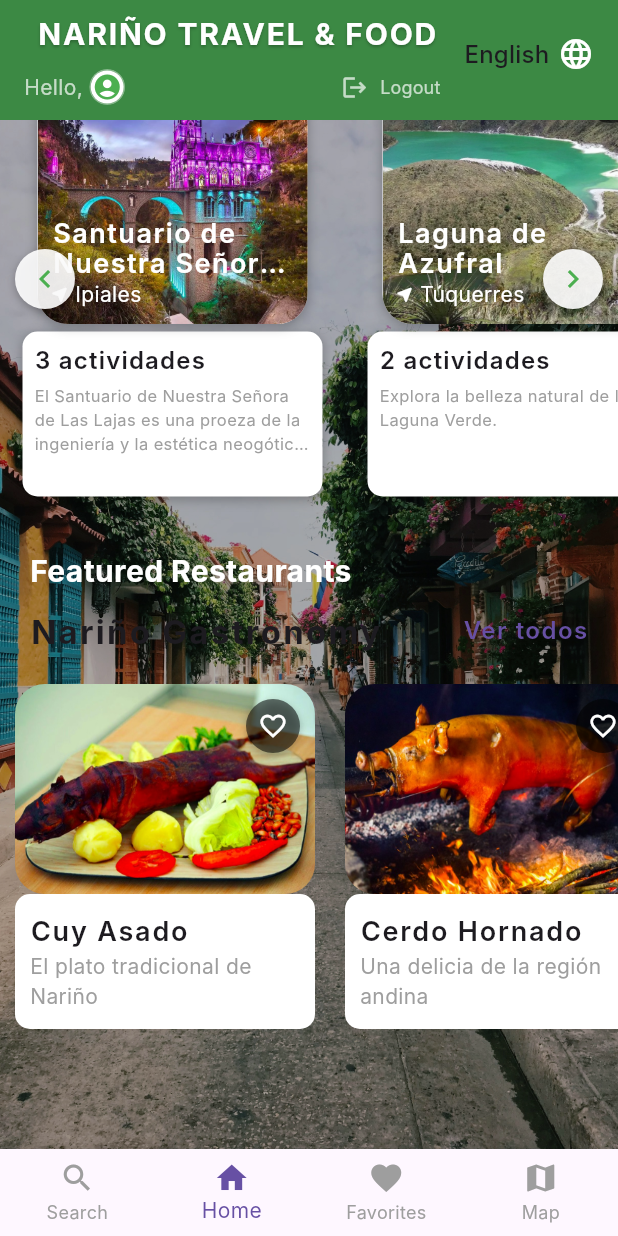
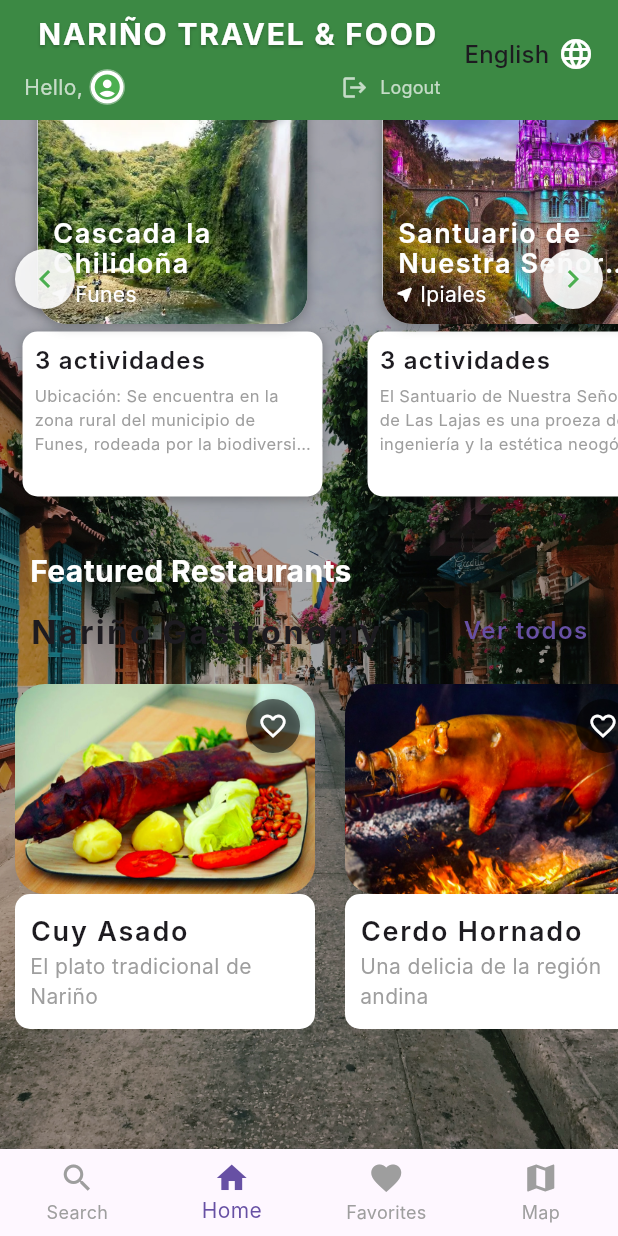
Before and after one commit to NDavidCT/narino-travel-food, a Flutter app: the screen it shows once a user with an empty profile is signed in, scrolled down 250 dp, after a tap on the "chevron left" icon, on a phone screen of 412 x 824 dp. Run offline on Flutter 3.47's test engine with Material 3 defaults, Android fonts, the phone set to English and light mode, and no system bars; our stand-ins replace cloud_firestore, firebase_auth, firebase_core, flutter_map, font_awesome_flutter, geolocator and 5 more; missing offline and left inert: translator; accounts and stored records are empty; network calls fail; Roboto replaces fonts that are missing (Inter).

Commit message:
Agrega logo, Cascada la Chilidoña y carrusel circular
Co-authored-by: Copilot <223556219+Copilot@users.noreply.github.com>

```diff
--- a/lib/models/destination.dart
+++ b/lib/models/destination.dart
@@ -547,6 +547,52 @@ List<Destination> destinations = [
         'La Reserva Osos de Anteojos, ubicada en La Planada, es un área protegida dedicada a la conservación del oso andino, especie emblemática y vulnerable de los Andes colombianos. La reserva es gestionada por la comunidad Awá, quienes han desarrollado proyectos de educación ambiental, investigación y turismo responsable.\n\nEl área alberga una gran diversidad de flora y fauna, siendo clave para la protección de especies amenazadas y la promoción de la integración comunitaria. La reserva es ejemplo de conservación participativa y de la relación armoniosa entre cultura y naturaleza en Nariño.',
     activities: ososAntejosActivities,
   ),
+  Destination(
+    imageUrl: 'assets/images/cascada_chilidona.png',
+    city: 'Cascada la Chilidoña',
+    country: 'Funes',
+    latitude: 0.921353,
+    longitude: -77.444429,
+    description:
+        'Ubicación: Se encuentra en la zona rural del municipio de Funes, rodeada por la biodiversidad típica de los Andes colombianos y un entorno montañoso privilegiado.\n\nEntorno natural: El área se destaca por su aire puro, quebradas cristalinas y una vegetación densa que hace del trayecto una experiencia ideal para desconectarse de la rutina.',
+    historyAndInfo:
+        'Patrimonio natural regional: Es considerada uno de los atractivos ecoturísticos más preciados de Funes y sus alrededores, muy apreciada por la comunidad local por su valor paisajístico.\n\nReconocimiento: Los visitantes suelen destacar su excelente conservación natural, lo que la convierte en un punto de interés clave para quienes buscan conocer la riqueza hídrica de Nariño.',
+    activities: chilidonaActivities,
+  ),
+];
+
+// Actividades para Cascada la Chilidoña
+List<Activity> chilidonaActivities = [
+  Activity(
+    imageUrl: 'assets/images/cascada_chilidona.png',
+    name: 'Caminata ecológica (Senderismo)',
+    type: 'Naturaleza',
+    historyAndInfo:
+        'Disfruta de rutas de trekking y senderos de montaña que conducen hasta la caída de agua, permitiendo apreciar la flora y fauna local.',
+    startTimes: ['8:00 am'],
+    rating: 5,
+    price: 0,
+  ),
+  Activity(
+    imageUrl: 'assets/images/fotografia_paisajes.jpg',
+    name: 'Fotografía de naturaleza',
+    type: 'Fotografía',
+    historyAndInfo:
+        'El paisaje montañoso y la imponente caída de agua brindan escenarios perfectos para capturar postales inolvidables.',
+    startTimes: ['8:00 am'],
+    rating: 5,
+    price: 0,
+  ),
+  Activity(
+    imageUrl: 'assets/images/avistamiento_aves.jpg',
+    name: 'Avistamiento de flora y fauna',
+    type: 'Naturaleza',
+    historyAndInfo:
+        'Ideal para observar aves andinas y especies vegetales propias de la región altoandina.',
+    startTimes: ['7:00 am'],
+    rating: 4,
+    price: 0,
+  ),
 ];
 // Actividades específicas para Laguna de Azufral
 List<Activity> azufralActivities = [
--- a/lib/pages/login_screen.dart
+++ b/lib/pages/login_screen.dart
@@ -155,6 +155,27 @@ class _LoginScreenState extends State<LoginScreen> {
                       ),
                     ),
                   const SizedBox(height: 8),
+                  // Logo de la aplicación
+                  Center(
+                    child: Semantics(
+                      image: true,
+                      label: 'Logo de Nariño Travel & Food',
+                      child: Container(
+                        width: 120,
+                        height: 120,
+                        padding: const EdgeInsets.all(8),
+                        decoration: BoxDecoration(
+                          color: Colors.white,
+                          borderRadius: BorderRadius.circular(24),
+                        ),
+                        child: Image.asset(
+                          'assets/images/logo_narino.jpg',
+                          fit: BoxFit.contain,
+                        ),
+                      ),
+                    ),
+                  ),
+                  const SizedBox(height: 20),
                   // Título de la app
                   const Text(
                     'Nariño Travel & Food',
--- a/lib/services/google_maps_service.dart
+++ b/lib/services/google_maps_service.dart
@@ -27,6 +27,7 @@ class GoogleMapsService {
     'Mirador de Chimayoy': LatLng(1.262117, -77.285140),
     'Piedra de Bolívar': LatLng(1.186010, -77.462789),
     'Termales de Chiles': LatLng(0.810049, -77.862713),
+    'Cascada la Chilidoña': LatLng(0.921353, -77.444429),
     'Lagunas Glaciales': LatLng(0.9100, -77.7500),
     'Telares Indígenas': LatLng(0.8500, -77.8200),
     'Reservas de Biodiversidad': LatLng(1.0500, -77.6800),
--- a/lib/services/maps_service.dart
+++ b/lib/services/maps_service.dart
@@ -24,6 +24,7 @@ class MapsService {
     'Paramo Paja Blanca': LatLng(0.8800, -77.7200),
     'Centro Recreacional Comfamiliar': LatLng(1.1800, -77.3200),
     'Laguna Coba Negra': LatLng(1.2500, -77.2500),
+    'Cascada la Chilidoña': LatLng(0.921353, -77.444429),
     // Agregar más coordenadas según necesites
   };
 
--- a/lib/widgets/destination_carousel.dart
+++ b/lib/widgets/destination_carousel.dart
@@ -1,5 +1,6 @@
 // Carrusel de destinos turísticos destacados
 // Permite navegar horizontalmente y ver detalles de cada destino
+import 'package:flutter/gestures.dart' show PointerDeviceKind;
 import 'package:flutter/material.dart';
 import 'package:narino_travel_food/l10n/app_localizations.dart';
 import 'package:font_awesome_flutter/font_awesome_flutter.dart';
@@ -16,22 +17,38 @@ class DestinationCarousel extends StatefulWidget {
 }
 
 class _DestinationCarouselState extends State<DestinationCarousel> {
-  final ScrollController _scrollController = ScrollController();
+  // Ancho de cada tarjeta (210) más sus márgenes laterales (10 + 10)
+  static const double _itemExtent = 230.0;
+  // Cantidad de vueltas completas disponibles hacia cada lado (carrusel circular)
+  static const int _loops = 1000;
 
-  void _scrollLeft() {
+  // El carrusel es infinito: se empieza en el centro para poder ir en ambos sentidos
+  final ScrollController _scrollController = ScrollController(
+    initialScrollOffset: destinations.length * _loops * _itemExtent,
+  );
+
+  @override
+  void dispose() {
+    _scrollController.dispose();
+    super.dispose();
+  }
+
+  void _scrollToPage(int page) {
     _scrollController.animateTo(
-      _scrollController.offset - 220.0,
+      page * _itemExtent,
       duration: const Duration(milliseconds: 300),
       curve: Curves.easeInOut,
     );
   }
 
+  void _scrollLeft() {
+    final page = (_scrollController.offset / _itemExtent).round();
+    _scrollToPage(page - 1);
+  }
+
   void _scrollRight() {
-    _scrollController.animateTo(
-      _scrollController.offset + 220.0,
-      duration: const Duration(milliseconds: 300),
-      curve: Curves.easeInOut,
-    );
+    final page = (_scrollController.offset / _itemExtent).round();
+    _scrollToPage(page + 1);
   }
 
   void _showAllDestinations() {
@@ -107,11 +124,22 @@ class _DestinationCarouselState extends State<DestinationCarousel> {
           height: 320.0,
           child: Stack(
             children: [
-              ListView.builder(
+              // Permite arrastrar con el mouse además del dedo
+              ScrollConfiguration(
+                behavior: ScrollConfiguration.of(context).copyWith(
+                  dragDevices: {
+                    PointerDeviceKind.touch,
+                    PointerDeviceKind.mouse,
+                    PointerDeviceKind.trackpad,
+                    PointerDeviceKind.stylus,
+                  },
+                ),
+                child: ListView.builder(
                   controller: _scrollController,
                   scrollDirection: Axis.horizontal,
-                itemCount: destinations.length,
-                itemBuilder: (BuildContext context, int index) {
+                  itemExtent: _itemExtent,
+                  itemBuilder: (BuildContext context, int rawIndex) {
+                    final int index = rawIndex % destinations.length;
                     Destination destination = destinations[index];
                     return GestureDetector(
                       onTap: () => Navigator.push(
@@ -148,7 +176,8 @@ class _DestinationCarouselState extends State<DestinationCarousel> {
                                   padding: const EdgeInsets.all(8.0),
                                   child: Column(
                                     mainAxisAlignment: MainAxisAlignment.end,
-                                  crossAxisAlignment: CrossAxisAlignment.start,
+                                    crossAxisAlignment:
+                                        CrossAxisAlignment.start,
                                     children: <Widget>[
                                       Text(
                                         '${destination.activities?.length} actividades',
@@ -194,8 +223,8 @@ class _DestinationCarouselState extends State<DestinationCarousel> {
                                     child: Image(
                                       height: 180.0,
                                       width: 180.0,
-                                    image:
-                                        AssetImage(destination.imageUrl ?? ''),
+                                      image: AssetImage(
+                                          destination.imageUrl ?? ''),
                                       fit: BoxFit.cover,
                                     ),
                                   ),
@@ -260,6 +289,7 @@ class _DestinationCarouselState extends State<DestinationCarousel> {
                       ),
                     );
                   },
+                ),
               ),
               // Flecha izquierda
               Positioned(
```
Also changed, not shown: assets/images/cascada_chilidona.png (added), assets/images/logo_narino.jpg (added), 1 other file. Lines whose indentation alone changed are shown as unchanged.
